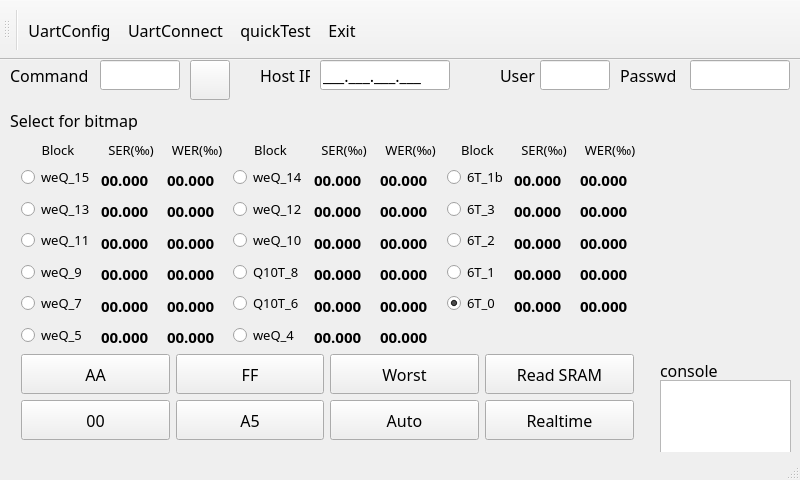
Qt form mainwindow.ui (trangjackie/q12t_qt) before a commit.
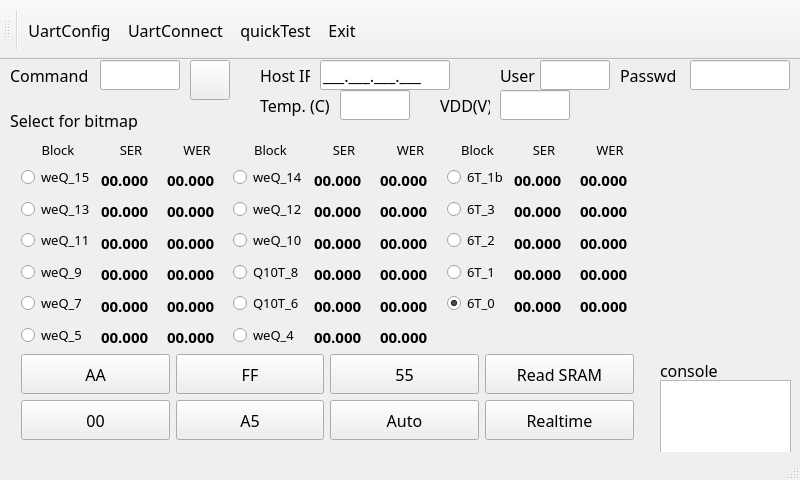
The same form after that commit. Icons and pictures are not drawn.

Commit message: Version 0 completed, used for read, write stability test with temperature chamber.

```diff
--- a/mainwindow.ui
+++ b/mainwindow.ui
@@ -1003,7 +1003,7 @@
           </font>
          </property>
          <property name="text">
-          <string>SER(‰)</string>
+          <string>SER</string>
          </property>
          <property name="alignment">
           <set>Qt::AlignCenter</set>
@@ -1059,7 +1059,7 @@
           </font>
          </property>
          <property name="text">
-          <string>WER(‰)</string>
+          <string>WER</string>
          </property>
          <property name="alignment">
           <set>Qt::AlignCenter</set>
@@ -1074,7 +1074,7 @@
           </font>
          </property>
          <property name="text">
-          <string>SER(‰)</string>
+          <string>SER</string>
          </property>
          <property name="alignment">
           <set>Qt::AlignCenter</set>
@@ -1089,7 +1089,7 @@
           </font>
          </property>
          <property name="text">
-          <string>SER(‰)</string>
+          <string>SER</string>
          </property>
          <property name="alignment">
           <set>Qt::AlignCenter</set>
@@ -1104,7 +1104,7 @@
           </font>
          </property>
          <property name="text">
-          <string>WER(‰)</string>
+          <string>WER</string>
          </property>
          <property name="alignment">
           <set>Qt::AlignCenter</set>
@@ -1119,7 +1119,7 @@
           </font>
          </property>
          <property name="text">
-          <string>WER(‰)</string>
+          <string>WER</string>
          </property>
          <property name="alignment">
           <set>Qt::AlignCenter</set>
@@ -1653,7 +1653,7 @@
         </size>
        </property>
        <property name="text">
-        <string>Worst</string>
+        <string>55</string>
        </property>
        <property name="icon">
         <iconset resource="icons/icons.qrc">
@@ -1788,6 +1788,52 @@
      <bool>true</bool>
     </property>
    </widget>
+   <widget class="QLineEdit" name="lineEdit_Temp">
+    <property name="geometry">
+     <rect>
+      <x>340</x>
+      <y>30</y>
+      <width>70</width>
+      <height>30</height>
+     </rect>
+    </property>
+   </widget>
+   <widget class="QLabel" name="label_4">
+    <property name="geometry">
+     <rect>
+      <x>260</x>
+      <y>30</y>
+      <width>70</width>
+      <height>30</height>
+     </rect>
+    </property>
+    <property name="text">
+     <string>Temp. (C)</string>
+    </property>
+   </widget>
+   <widget class="QLabel" name="label_17">
+    <property name="geometry">
+     <rect>
+      <x>440</x>
+      <y>30</y>
+      <width>50</width>
+      <height>30</height>
+     </rect>
+    </property>
+    <property name="text">
+     <string>VDD(V)</string>
+    </property>
+   </widget>
+   <widget class="QLineEdit" name="lineEdit_VDD">
+    <property name="geometry">
+     <rect>
+      <x>500</x>
+      <y>30</y>
+      <width>70</width>
+      <height>30</height>
+     </rect>
+    </property>
+   </widget>
   </widget>
   <widget class="QToolBar" name="mainToolBar">
    <property name="sizePolicy">
```
Left out of the diff: 2 changed lines with no effect on the pictures. The commit also changes 2 other files.
